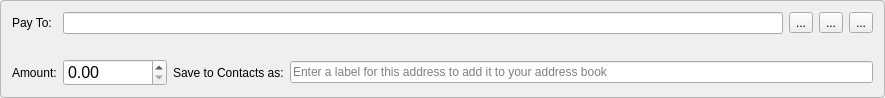
First picture: the form in src/gui/ui/transferframe.ui, repository MatthewFreeman/discrete-wallet, before the edit.
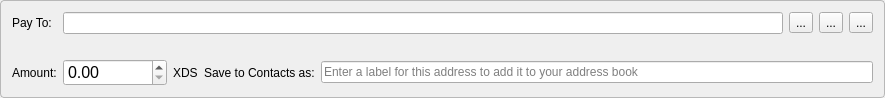
Second picture: the form after the edit. Icons and pictures are not drawn.

Commit message: fix(gui): render XDS outside amount inputs

The edit to the form file:
```diff
--- a/src/gui/ui/transferframe.ui
+++ b/src/gui/ui/transferframe.ui
@@ -101,6 +101,23 @@
     </widget>
    </item>
    <item row="2" column="1">
+    <layout class="QHBoxLayout" name="amountLayout">
+     <property name="spacing">
+      <number>6</number>
+     </property>
+     <property name="leftMargin">
+      <number>0</number>
+     </property>
+     <property name="topMargin">
+      <number>0</number>
+     </property>
+     <property name="rightMargin">
+      <number>0</number>
+     </property>
+     <property name="bottomMargin">
+      <number>0</number>
+     </property>
+     <item>
     <widget class="QDoubleSpinBox" name="m_amountSpin">
      <property name="font">
       <font>
@@ -126,6 +143,15 @@
       <double>9999999.990000000000000</double>
      </property>
     </widget>
+     </item>
+     <item>
+      <widget class="QLabel" name="m_amountCurrencyLabel">
+       <property name="text">
+        <string notr="true">XDS</string>
+       </property>
+      </widget>
+     </item>
+    </layout>
    </item>
    <item row="2" column="2">
     <layout class="QHBoxLayout" name="horizontalLayout">
```
Left out of the diff: 3 changed lines with no effect on the pictures. Lines whose indentation alone changed are shown as unchanged. The commit also changes 5 other files.
